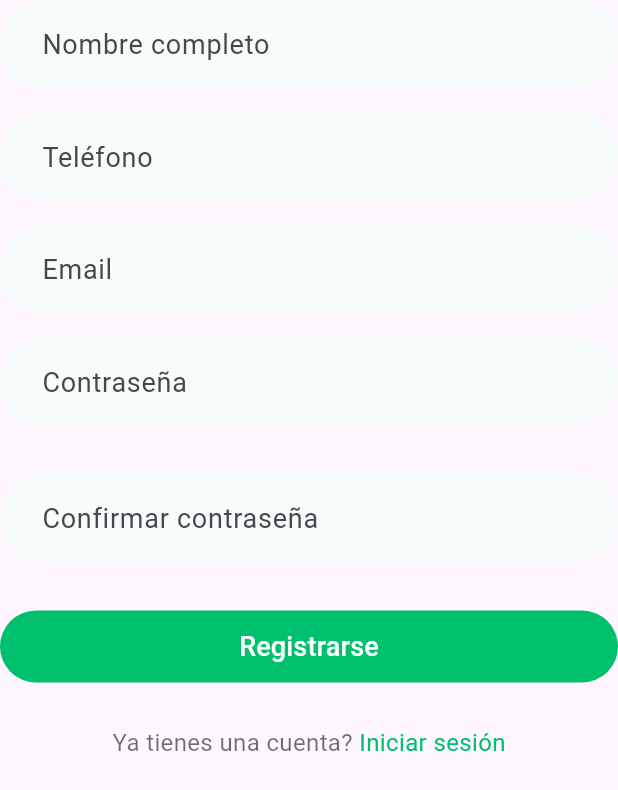
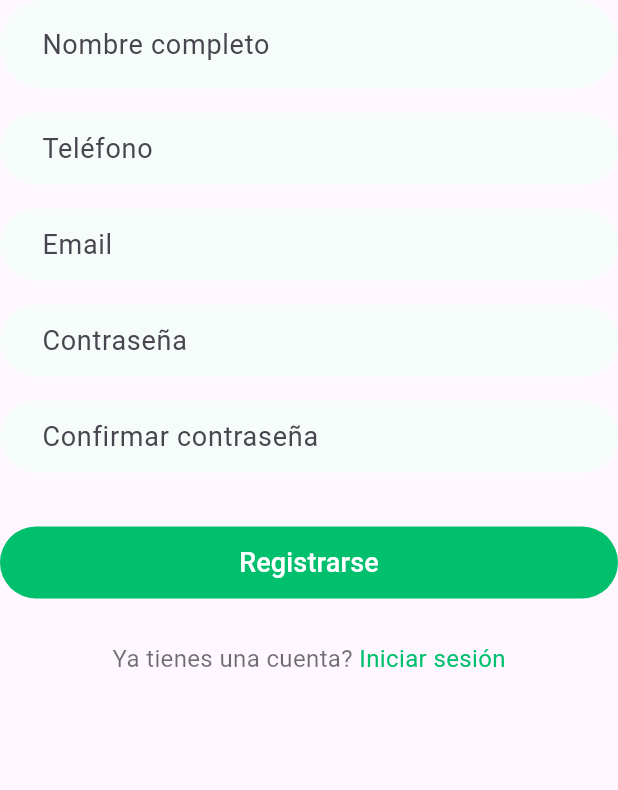
Before and after one commit to restoker/indrive_flutter_client, a Flutter app: the RegisterContent widget shown alone on an empty page, opened directly with empty values, on a phone screen of 412 x 824 dp. Shown: the top 790 px of the screen. Run offline on Flutter 3.47's test engine with Material 3 defaults, Android fonts, the light colour scheme and no system bars.

Commit message:
assets enabled and logo changed

```diff
--- a/lib/src/presentation/pages/auth/login/login_page.dart
+++ b/lib/src/presentation/pages/auth/login/login_page.dart
@@ -28,10 +28,7 @@ class _LoginPageState extends State<LoginPage> {
                     shape: RoundedRectangleBorder(
                       borderRadius: BorderRadius.circular(10),
                     ),
-                    child: Image.network(
-                      "https://cdn.cosmos.so/a54ba03d-dc54-4a19-b0fb-0b2daeba2c77?format=jpeg",
-                      height: 100,
-                    ),
+                    child: Image.asset("assets/img/logo.jpg", height: 100),
                   ),
                   SizedBox(height: constraints.maxHeight * 0.1),
                   Text(
--- a/lib/src/presentation/pages/auth/register/register_content.dart
+++ b/lib/src/presentation/pages/auth/register/register_content.dart
@@ -42,7 +42,7 @@ class RegisterContent extends StatelessWidget {
               fillColor: Color(0xFFF5FCF9),
               contentPadding: EdgeInsets.symmetric(
                 horizontal: 16.0 * 1.5,
-                vertical: 16.0,
+                vertical: 8.0,
               ),
               border: OutlineInputBorder(
                 borderSide: BorderSide.none,
@@ -64,7 +64,7 @@ class RegisterContent extends StatelessWidget {
               fillColor: Color(0xFFF5FCF9),
               contentPadding: EdgeInsets.symmetric(
                 horizontal: 16.0 * 1.5,
-                vertical: 16.0,
+                vertical: 8.0,
               ),
               border: OutlineInputBorder(
                 borderSide: BorderSide.none,
@@ -87,7 +87,7 @@ class RegisterContent extends StatelessWidget {
                 fillColor: Color(0xFFF5FCF9),
                 contentPadding: EdgeInsets.symmetric(
                   horizontal: 16.0 * 1.5,
-                  vertical: 16.0,
+                  vertical: 8.0,
                 ),
                 border: OutlineInputBorder(
                   borderSide: BorderSide.none,
@@ -101,7 +101,7 @@ class RegisterContent extends StatelessWidget {
             ),
           ),
           Padding(
-            padding: const EdgeInsets.symmetric(vertical: 16.0),
+            padding: const EdgeInsets.only(bottom: 20.0),
             child: TextFormField(
               style: TextStyle(fontSize: 18),
               decoration: const InputDecoration(
@@ -111,7 +111,7 @@ class RegisterContent extends StatelessWidget {
                 fillColor: Color(0xFFF5FCF9),
                 contentPadding: EdgeInsets.symmetric(
                   horizontal: 16.0 * 1.5,
-                  vertical: 16.0,
+                  vertical: 8.0,
                 ),
                 border: OutlineInputBorder(
                   borderSide: BorderSide.none,
--- a/lib/src/presentation/pages/auth/register/register_page.dart
+++ b/lib/src/presentation/pages/auth/register/register_page.dart
@@ -24,10 +24,7 @@ class RegisterPage extends StatelessWidget {
                     shape: RoundedRectangleBorder(
                       borderRadius: BorderRadius.circular(10),
                     ),
-                    child: Image.network(
-                      "https://cdn.cosmos.so/a54ba03d-dc54-4a19-b0fb-0b2daeba2c77?format=jpeg",
-                      height: 100,
-                    ),
+                    child: Image.asset("assets/img/logo.jpg", height: 100),
                   ),
                   SizedBox(height: constraints.maxHeight * 0.08),
                   Text(
--- a/pubspec.yaml
+++ b/pubspec.yaml
@@ -61,6 +61,8 @@ flutter:
   # assets:
   #   - images/a_dot_burr.jpeg
   #   - images/a_dot_ham.jpeg
+  assets:
+    - assets/img/
 
   # An image asset can refer to one or more resolution-specific "variants", see
   # https://flutter.dev/to/resolution-aware-images
```
Also changed, not shown: assets/img/logo.jpg (added).
